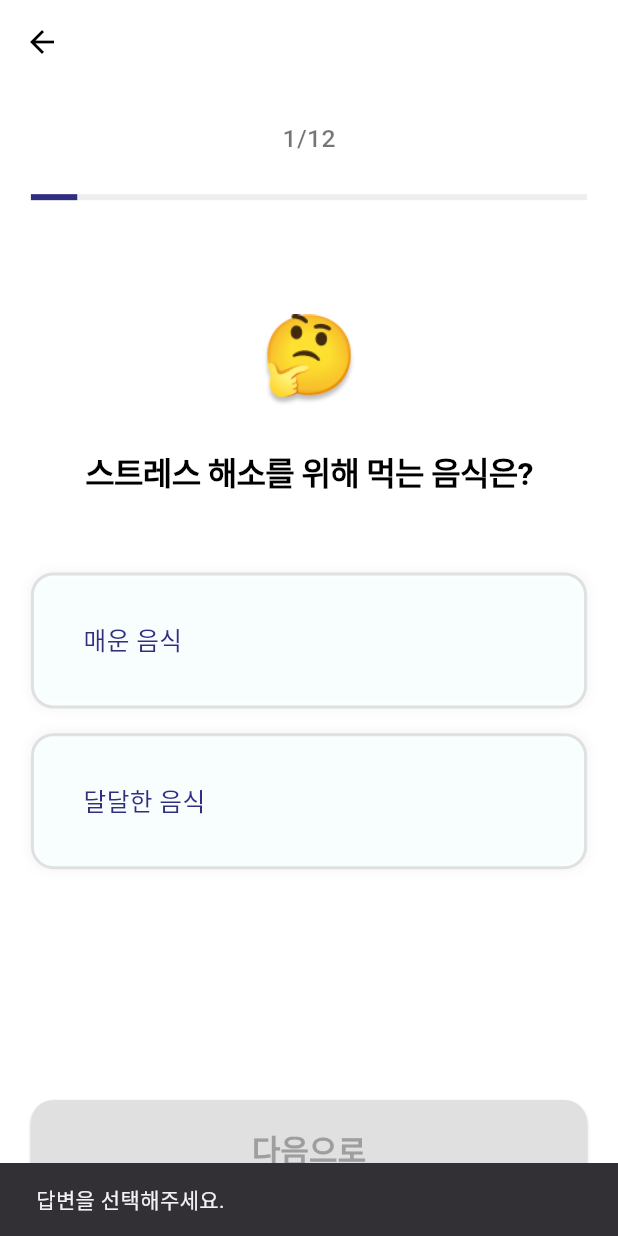
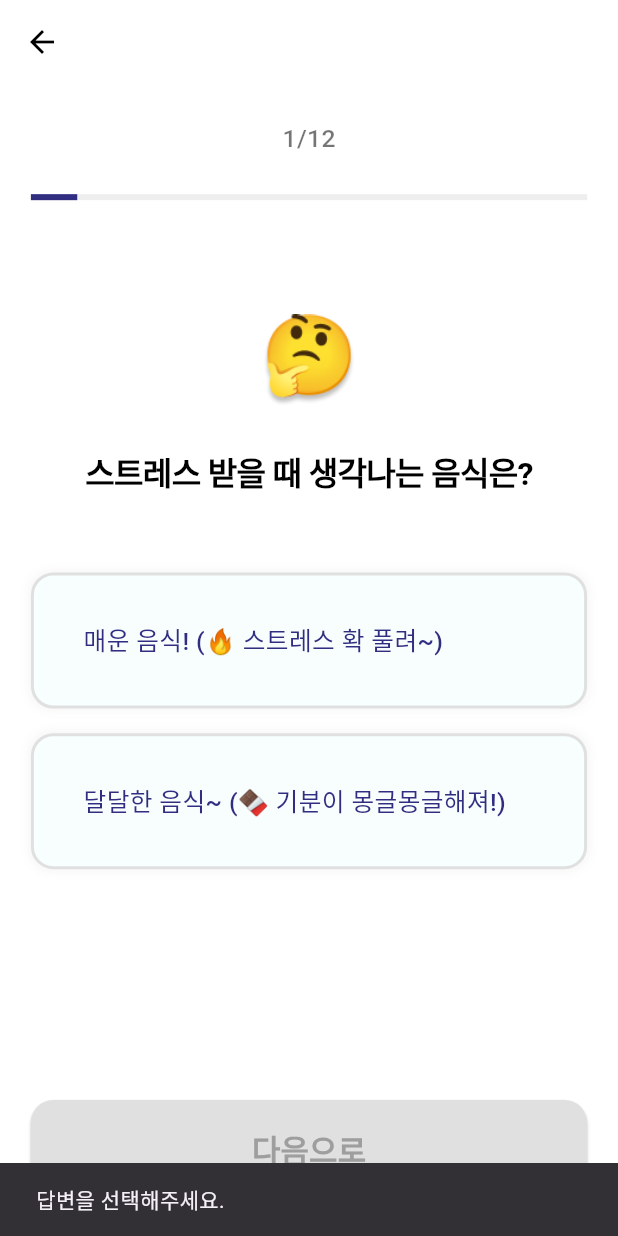
Before and after one commit to CGC-KNU/wouldulike_frontend, a Flutter app: the QuizScreen screen opened directly, after a tap on "다음으로", on a phone screen of 412 x 824 dp. Run offline on Flutter 3.47's test engine with Material 3 defaults, Android fonts, the phone set to English and light mode, and no system bars; our stand-ins replace shared_preferences, smooth_page_indicator; accounts and stored records are empty; network calls fail; Roboto replaces fonts that are missing (Pretendard).

Commit message:
일부 폰트 적용 및 문장 수정

```diff
--- a/lib/home.dart
+++ b/lib/home.dart
@@ -506,7 +506,7 @@ class _HomeContentState extends State<HomeContent> {
                 mainAxisAlignment: MainAxisAlignment.spaceBetween,
                 children: [
                   Text(
-                    '오늘의 트렌드 뉴스',
+                    '이번주 트렌드 뉴스',
                     style: TextStyle(
                       fontSize: screenWidth * 0.04,
                       fontWeight: FontWeight.bold,
@@ -561,7 +561,7 @@ class _HomeContentState extends State<HomeContent> {
               ),
               SizedBox(height: padding * 0.8),
               Text(
-                '이번 주 가장 핫한 메뉴들을 만나보세요!',
+                '이번 주 인기 있는 메뉴를 확인해보세요!',
                 style: TextStyle(
                   fontSize: screenWidth * 0.04,
                   fontWeight: FontWeight.bold,
@@ -571,7 +571,7 @@ class _HomeContentState extends State<HomeContent> {
               _buildRecommendedFoodsSection(cardWidth),
               SizedBox(height: padding * 0.8),
               Text(
-                '당신의 입맛에 맞는 최적의 장소를 추천합니다!',
+                '입맛에 꼭 맞는 음식점을 추천해드릴게요.',
                 style: TextStyle(
                   fontSize: screenWidth * 0.04,
                   fontWeight: FontWeight.bold,
@@ -597,7 +597,7 @@ class _HomeContentState extends State<HomeContent> {
                 // height 제거: 컨텐츠 크기만큼 자동으로 늘어나도록
                 child: recommendedRestaurants.isEmpty
                     ? Center(
-                  child: Text('추천 음식점이 없습니다.'),
+                  child: Text('추천할 만한 음식점을 찾지 못했어요.'),
                 )
                     : ListView.builder(
                   physics: NeverScrollableScrollPhysics(), // 스크롤을 부모에게 위임
--- a/lib/question_list.dart
+++ b/lib/question_list.dart
@@ -1,86 +1,86 @@
 List<Map<String, dynamic>> questionList = [
   {
-    "questionText": "스트레스 해소를 위해 먹는 음식은?",
+    "questionText": "스트레스 받을 때 생각나는 음식은?",
     "answers": [
-      {"text": "매운 음식", "score": 0},
-      {"text": "달달한 음식", "score": 1},
+      {"text": "매운 음식! (🔥 스트레스 확 풀려~)", "score": 0},
+      {"text": "달달한 음식~ (🍫 기분이 몽글몽글해져!)", "score": 1},
     ],
   },
   {
-    "questionText": "라면 둘 중 골라야 한다면?",
+    "questionText": "라면을 고른다면, 어떤 스타일?",
     "answers": [
-      {"text": "사리곰탕", "score": 0},
-      {"text": "불닭볶음면", "score": 1},
+      {"text": "사리곰탕 (🍜 진한 국물 최고!)", "score": 0},
+      {"text": "불닭볶음면 (🌶️ 매운 게 짱이지!)", "score": 1},
     ],
   },
   {
-    "questionText": "둘 중 골라야 한다면?",
+    "questionText": "이 둘 중 하나만 먹을 수 있다면?",
     "answers": [
-      {"text": "엽떡 + 튀김", "score": 0},
-      {"text": "연어스테이크 + 크림스프", "score": 1},
+      {"text": "엽떡 + 튀김 (🔥 매운맛의 정석!)", "score": 0},
+      {"text": "연어스테이크 + 크림스프 (🥂 분위기 있게~)", "score": 1},
     ],
   },
   {
-    "questionText": "고기 먹을 때는?",
+    "questionText": "고기 먹을 때, 너의 스타일은?",
     "answers": [
-      {"text": "밥과 같이 먹는다", "score": 0},
-      {"text": "고기만 먹는다", "score": 1},
+      {"text": "밥이랑 같이 먹어야 완벽한 한 끼!", "score": 0},
+      {"text": "고기만 집중적으로! (단백질 파워💪)", "score": 1},
     ],
   },
   {
-    "questionText": "식사로 먹고 싶은거?",
+    "questionText": "지금 한 끼를 먹는다면?",
     "answers": [
-      {"text": "밥", "score": 0},
-      {"text": "면", "score": 1},
+      {"text": "역시 밥이 든든하지! (🍚)", "score": 0},
+      {"text": "면이 땡긴다~ (🍜 부드럽고 맛있어!)", "score": 1},
     ],
   },
   {
-    "questionText": "라면에?",
+    "questionText": "라면을 먹을 때 필수 코스는?",
     "answers": [
-      {"text": "밥 말아 먹기", "score": 0},
-      {"text": "라면만 먹기", "score": 1},
+      {"text": "국물에 밥 말아서 마무리! (🍚 국밥 느낌~)", "score": 0},
+      {"text": "그냥 라면만! (면발이 최고지!)", "score": 1},
     ],
   },
   {
-    "questionText": "둘 중 더 먹고싶은건?",
+    "questionText": "더 먹고 싶은 고기는?",
     "answers": [
-      {"text": "구워 먹는 삼겹살", "score": 0},
-      {"text": "수육/김치찜", "score": 1},
+      {"text": "노릇노릇 구운 삼겹살! (🥓+쌈장 필수)", "score": 0},
+      {"text": "수육 or 김치찜 (🍲 따끈한 국물도 Good!)", "score": 1},
     ],
   },
   {
-    "questionText": "만두",
+    "questionText": "만두를 먹을 때 너의 선택은?",
     "answers": [
-      {"text": "군만두", "score": 0},
-      {"text": "찐만두", "score": 1},
+      {"text": "군만두! (바삭바삭 고소해~)", "score": 0},
+      {"text": "찐만두! (촉촉하고 부드럽지~)", "score": 1},
     ],
   },
   {
-    "questionText": "밥을 먹어야 할 때?",
+    "questionText": "밥을 먹어야 한다면, 뭘로?",
     "answers": [
-      {"text": "볶음밥", "score": 0},
-      {"text": "국밥", "score": 1},
+      {"text": "볶음밥! (🍳 고슬고슬 불맛 가득!)", "score": 0},
+      {"text": "국밥! (🍲 뜨끈한 국물과 함께~)", "score": 1},
     ],
   },
   {
-    "questionText": "둘 중 끌리는건?",
+    "questionText": "더 끌리는 조합은?",
     "answers": [
-      {"text": "스테이크 + 와인", "score": 0},
-      {"text": "삼겹살 + 소주", "score": 1},
+      {"text": "스테이크 + 와인 (🍷 우아하게~)", "score": 0},
+      {"text": "삼겹살 + 소주 (🍶 이건 국룰이지!)", "score": 1},
     ],
   },
   {
     "questionText": "아침으로 먹어야 한다면?",
     "answers": [
-      {"text": "밥 + 반찬", "score": 0},
-      {"text": "빵 + 베이컨", "score": 1},
+      {"text": "밥 + 반찬 (🍚 든든하게 시작!)", "score": 0},
+      {"text": "빵 + 베이컨 (🥓 가볍게 but 맛있게!)", "score": 1},
     ],
   },
   {
-    "questionText": "둘 중 끌리는건?",
+    "questionText": "이제 딱 한 끼만 먹을 수 있다면?",
     "answers": [
-      {"text": "파스타", "score": 0},
-      {"text": "우동 + 라멘", "score": 1},
+      {"text": "파스타! (🍝 부드럽고 고소한 맛~)", "score": 0},
+      {"text": "우동 or 라멘! (🍜 따끈한 국물 최고!)", "score": 1},
     ],
   },
 ];
--- a/lib/result_screen.dart
+++ b/lib/result_screen.dart
@@ -222,7 +222,7 @@ class _ResultScreenState extends State<ResultScreen> {
             ),
             SizedBox(height: size.height * 0.02),
             Text(
-              '당신의 취향 분석 중...',
+              '취향 분석 중..!',
               style: TextStyle(
                 fontSize: size.width * 0.05,
                 fontWeight: FontWeight.w500,
```
Also changed, not shown: lib/start_survey.dart (+18 -20 lines).
